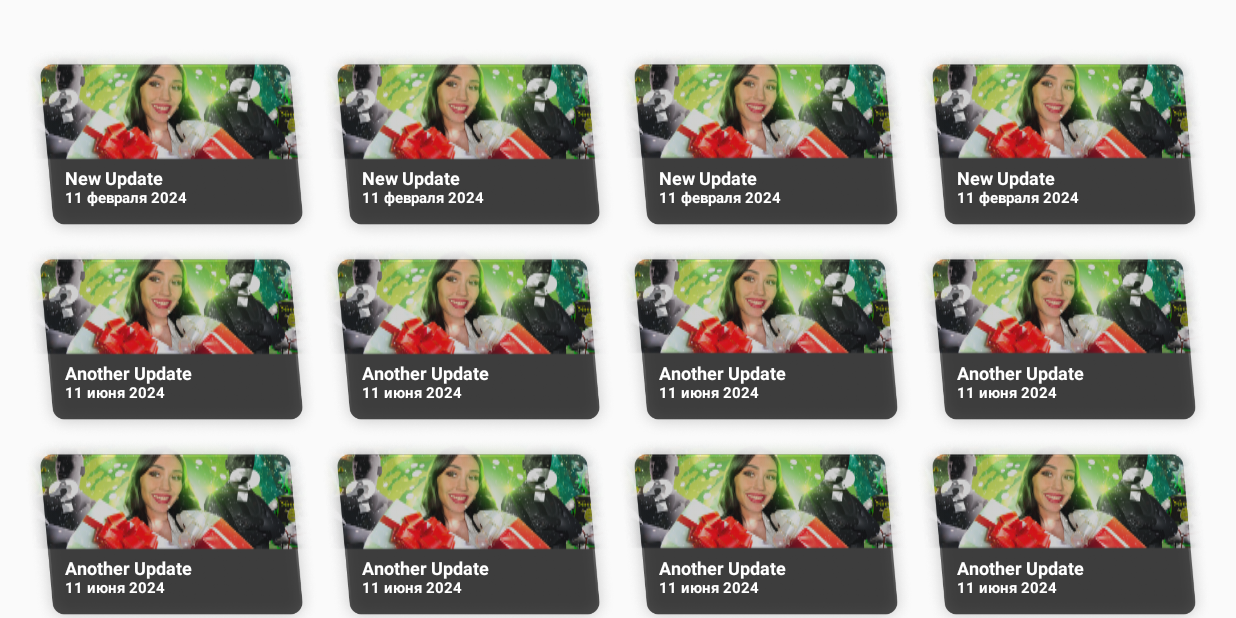
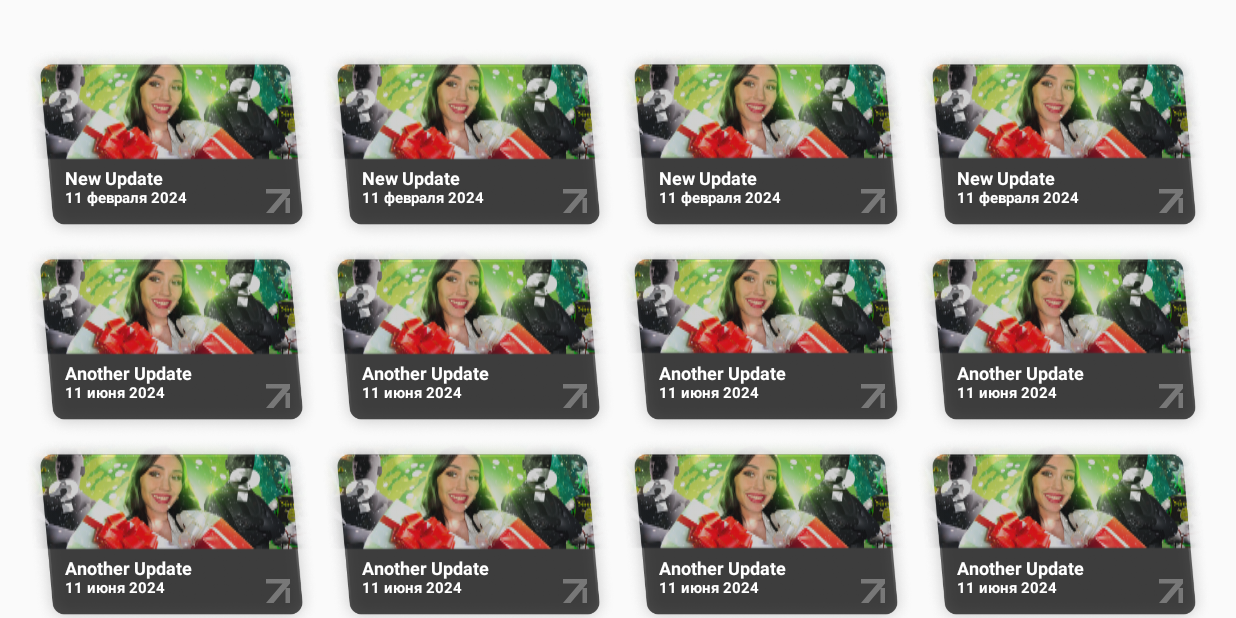
Before and after one commit to Tendayz/NewsList, an Android app built with Jetpack Compose: the screen it shows after launch (MainActivity), on a phone screen of 824 x 412 dp (held sideways). Run offline under Robolectric (Android 15) with nearby library versions, the phone set to English and light mode, and no system bars; our stand-ins replace Dagger/Hilt's generated code, Room's generated code; pictures from the network do not load.

Commit message:
Added arrow icon

```diff
--- a/app/src/main/java/com/example/newslistapp/presentation/screen/components/NewsItem.kt
+++ b/app/src/main/java/com/example/newslistapp/presentation/screen/components/NewsItem.kt
@@ -1,12 +1,15 @@
 package com.example.newslistapp.presentation.screen.components
 
+import androidx.compose.foundation.Image
 import androidx.compose.foundation.layout.Box
 import androidx.compose.foundation.layout.Column
 import androidx.compose.foundation.layout.fillMaxWidth
 import androidx.compose.foundation.layout.height
 import androidx.compose.foundation.layout.padding
+import androidx.compose.foundation.layout.size
 import androidx.compose.material3.Text
 import androidx.compose.runtime.Composable
+import androidx.compose.ui.Alignment
 import androidx.compose.ui.Modifier
 import androidx.compose.ui.draw.paint
 import androidx.compose.ui.graphics.Color
@@ -61,6 +64,15 @@ fun NewsItem(news: NewsModel, modifier: Modifier = Modifier) {
                     color = Color.White
                 )
             }
+
+            Image(
+                painter = painterResource(id = R.drawable.ic_arrow),
+                contentDescription = null,
+                modifier = Modifier.size(36.dp)
+                    .align(Alignment.BottomEnd)
+                    .padding(bottom = 20.dp, end = 20.dp),
+                contentScale = ContentScale.FillBounds
+            )
         }
     }
 }
--- a/app/src/main/java/com/example/newslistapp/presentation/viewmodel/NewsViewModel.kt
+++ b/app/src/main/java/com/example/newslistapp/presentation/viewmodel/NewsViewModel.kt
@@ -1,6 +1,5 @@
 package com.example.newslistapp.presentation.viewmodel
 
-import android.util.Log
 import androidx.lifecycle.ViewModel
 import androidx.lifecycle.viewModelScope
 import com.example.newslistapp.domain.INewsRepository
--- /dev/null
+++ b/app/src/main/res/drawable/ic_arrow.xml
@@ -0,0 +1,11 @@
+<vector xmlns:android="http://schemas.android.com/apk/res/android"
+    android:width="36dp"
+    android:height="36dp"
+    android:viewportWidth="36"
+    android:viewportHeight="36">
+  <path
+      android:pathData="M0,0H36V6.75L30.288,13.5H36V36H29.25V14.727L11.25,36H0L24.75,6.75H0V0Z"
+      android:fillColor="#ffffff"
+      android:fillAlpha="0.3"
+      android:fillType="evenOdd"/>
+</vector>
```
